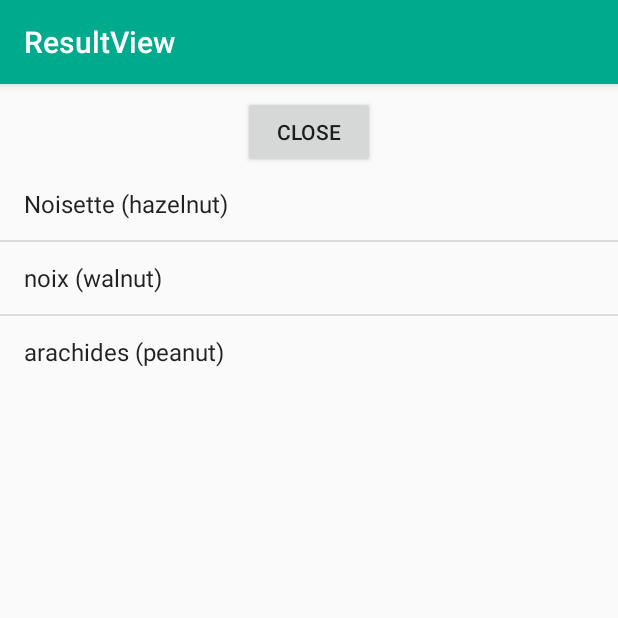
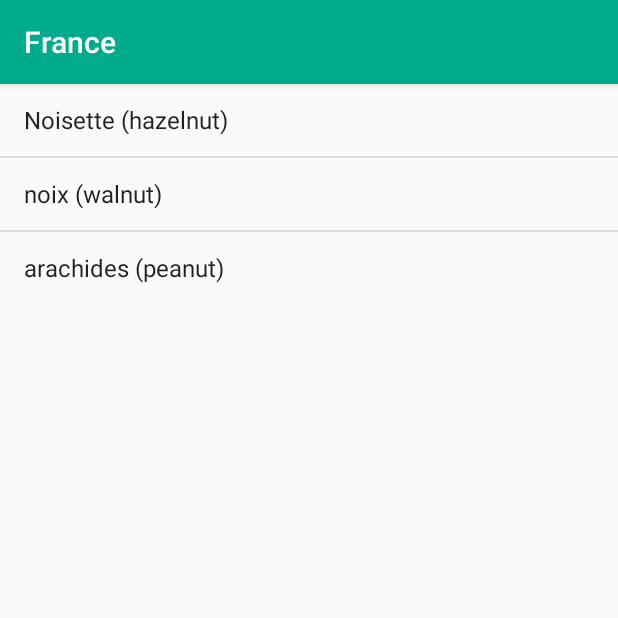
Before and after one commit to NWuensche/AllergyDict, an Android app: the ResultActivity screen opened directly, with no data from a screen before it, on a phone screen of 412 x 824 dp, the top half of it. Run offline under Robolectric (Android 15) with nearby library versions, the phone set to English and light mode, and no system bars.

```diff
--- a/app/build.gradle
+++ b/app/build.gradle
@@ -8,8 +8,8 @@ android {
         applicationId "niklas.app.allergydictionary"
         minSdkVersion 14
         targetSdkVersion 27
-        versionCode 1
-        versionName "1.0"
+        versionCode 2
+        versionName "2.0"
     }
     buildTypes {
         release {
--- a/app/src/main/AndroidManifest.xml
+++ b/app/src/main/AndroidManifest.xml
@@ -24,8 +24,7 @@
         </activity>
         <activity
             android:name=".ResultActivity"
-            android:label="@string/title_activity_result_view"
-            android:screenOrientation="portrait"></activity>
+            android:label="@string/title_activity_result_view"></activity>
     </application>
 
 </manifest>
--- a/app/src/main/java/niklas/app/allergydictionary/MainActivity.java
+++ b/app/src/main/java/niklas/app/allergydictionary/MainActivity.java
@@ -5,8 +5,6 @@ import android.content.DialogInterface;
 import android.content.Intent;
 import android.os.Bundle;
 import android.support.v7.app.AppCompatActivity;
-import android.view.Menu;
-import android.view.MenuItem;
 import android.view.View;
 import android.widget.AdapterView;
 import android.widget.ArrayAdapter;
@@ -31,7 +29,7 @@ public class MainActivity extends AppCompatActivity {
         DataStorage.setUpItemsByLanguage();
 
         ListView list = findViewById(R.id.ListeID);
-        ArrayList<String> items = new ArrayList<>(Arrays.asList(DataStorage.CountryUser));
+        ArrayList<String> items = new ArrayList<>(Arrays.asList(DataStorage.counriesUser));
 
         ArrayAdapter<String> itemsAdapter = new ArrayAdapter<>(this, android.R.layout.simple_list_item_1, items);
         list.setAdapter(itemsAdapter);
--- a/app/src/main/java/niklas/app/allergydictionary/ResultActivity.java
+++ b/app/src/main/java/niklas/app/allergydictionary/ResultActivity.java
@@ -18,16 +18,9 @@ public class ResultActivity extends AppCompatActivity {
         super.onCreate(savedInstanceState);
         setContentView(R.layout.activity_result_view);
 
+        this.setTitle(DataStorage.counriesUser[DataStorage.foreignCountryID]);
+
         findForeignAllergies();
-
-        Button b = findViewById(R.id.exitButton);
-        b.setText(DataStorage.exitButtonText);
-        b.setOnClickListener(new View.OnClickListener() {
-            @Override
-            public void onClick(View view) {
-                System.exit(0); //TODO better
-            }
-        });
 
         ArrayList<String> items = new ArrayList<>();
 
--- a/app/src/main/res/layout/activity_result_view.xml
+++ b/app/src/main/res/layout/activity_result_view.xml
@@ -1,5 +1,5 @@
 <?xml version="1.0" encoding="utf-8"?>
-<android.support.constraint.ConstraintLayout xmlns:android="http://schemas.android.com/apk/res/android"
+<FrameLayout xmlns:android="http://schemas.android.com/apk/res/android"
     xmlns:app="http://schemas.android.com/apk/res-auto"
     xmlns:tools="http://schemas.android.com/tools"
     android:id="@+id/coordinatorLayout"
@@ -8,23 +8,10 @@
     tools:context="niklas.app.allergydictionary.AllergyListActivity">
 
 
-    <Button
-        android:id="@+id/exitButton"
-        android:layout_width="wrap_content"
-        android:layout_height="wrap_content"
-        android:layout_marginEnd="8dp"
-        android:layout_marginStart="8dp"
-        android:layout_marginTop="8dp"
-        android:text="Exit"
-        app:layout_constraintEnd_toEndOf="parent"
-        app:layout_constraintStart_toStartOf="parent"
-        app:layout_constraintTop_toTopOf="parent" />
-
     <ListView
         android:id="@+id/ResultListView"
         android:layout_width="wrap_content"
-        android:layout_height="wrap_content"
-        app:layout_constraintTop_toBottomOf="@+id/exitButton" />
+        android:layout_height="wrap_content" />
 
 
-</android.support.constraint.ConstraintLayout>
+</FrameLayout>
--- a/app/src/main/res/layout/allergy_item.xml
+++ b/app/src/main/res/layout/allergy_item.xml
@@ -13,7 +13,8 @@
         android:layout_marginStart="8dp"
         android:layout_marginTop="8dp"
         android:text="TextView"
-        android:textSize="30sp"
+        android:textSize="18sp"
+        android:textColor="@android:color/black"
         app:layout_constraintStart_toStartOf="parent"
         app:layout_constraintTop_toTopOf="parent" />
 
```
Also changed, not shown: app/src/main/java/niklas/app/allergydictionary/AllergyListActivity.java (+30 -18 lines), app/src/main/java/niklas/app/allergydictionary/DataStorage.java (+26 -26 lines), app/src/main/res/layout/activity_allergy_list.xml (+6 -15 lines), app/src/main/res/layout/liste_item.xml (+2 -11 lines), app/src/main/res/menu/allergy_list_menu.xml (added, +13 -0 lines), 7 other files.
